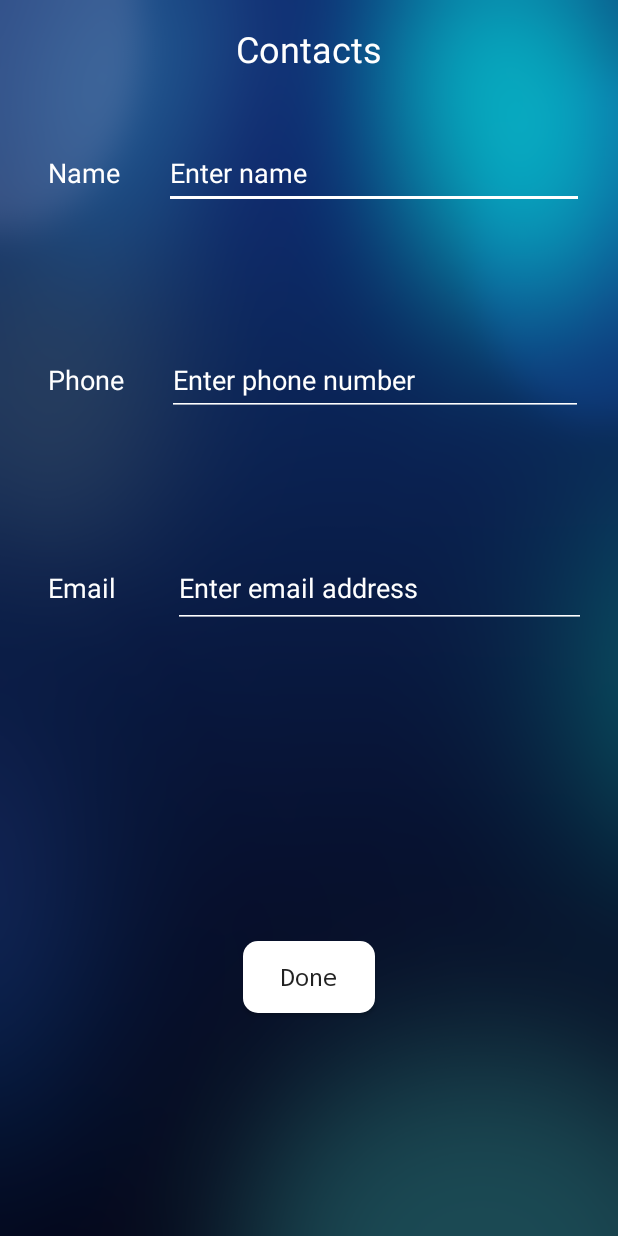
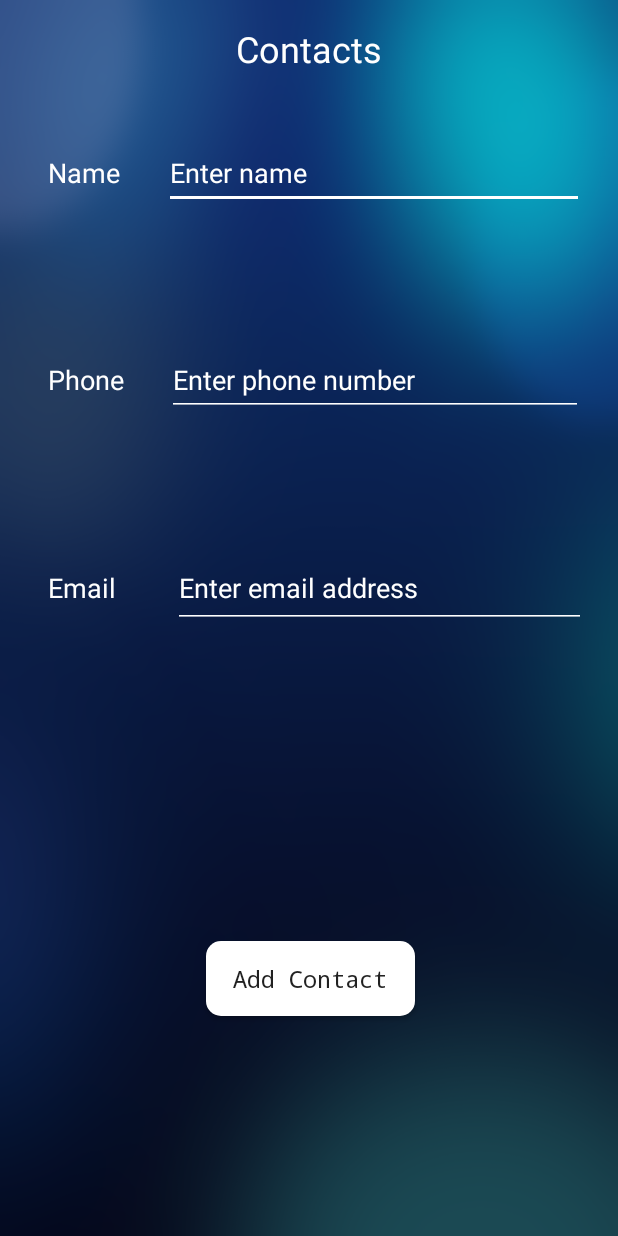
Before and after one commit to gpadmaku1/card-reader, an Android app: the ContactsActivity screen opened directly, with no data from a screen before it, on a phone screen of 412 x 824 dp. Run offline under Robolectric (Android 15) with nearby library versions, the phone set to English and light mode, and no system bars.

Commit message:
omg everything works!

```diff
--- a/app/src/main/java/com/gpads/gautham/imagetotextanalysis/Activities/ContactsActivity.java
+++ b/app/src/main/java/com/gpads/gautham/imagetotextanalysis/Activities/ContactsActivity.java
@@ -1,9 +1,13 @@
 package com.gpads.gautham.imagetotextanalysis.Activities;
 
+import android.content.Intent;
+import android.provider.ContactsContract;
 import android.support.v7.app.AppCompatActivity;
 import android.os.Bundle;
-import android.util.Log;
+import android.view.View;
+import android.widget.Button;
 import android.widget.EditText;
+import android.widget.Toast;
 
 import com.gpads.gautham.imagetotextanalysis.R;
 
@@ -13,6 +17,8 @@ public class ContactsActivity extends AppCompatActivity {
     private EditText nameText;
     private EditText emailText;
 
+    private Button contactsButton;
+
     private String name;
     private String email;
     private String phone;
@@ -21,15 +27,44 @@ public class ContactsActivity extends AppCompatActivity {
     protected void onCreate(Bundle savedInstanceState) {
         super.onCreate(savedInstanceState);
         setContentView(R.layout.activity_contacts);
-
         phoneText = (EditText) findViewById(R.id.phoneText);
         nameText = (EditText) findViewById(R.id.nameText);
         emailText = (EditText) findViewById(R.id.emailText);
-        phone = getIntent().getStringExtra("phoneNumber");
-        email = getIntent().getStringExtra("email");
-        name = getIntent().getStringExtra("name");
+        contactsButton = (Button) findViewById(R.id.contactBtn);
+
+        try {
+            phone = getIntent().getStringExtra("phoneNumber");
+            email = getIntent().getStringExtra("email");
+            name = getIntent().getStringExtra("name");
+
+        } catch (NullPointerException e){
+            e.printStackTrace();
+            Toast.makeText(ContactsActivity.this, "Error", Toast.LENGTH_SHORT).show();
+        }
+
         phoneText.setText(phone);
         nameText.setText(name);
         emailText.setText(email);
+
+        contactsButton.setOnClickListener(new View.OnClickListener() {
+            @Override
+            public void onClick(View v) {
+                startContacts();
+            }
+        });
     }
+
+
+    /**
+     * Creates a new intent to create and save a contact with the extracted info
+     */
+    private void startContacts() {
+        Intent intent = new Intent(ContactsContract.Intents.Insert.ACTION);
+        intent.setType(ContactsContract.RawContacts.CONTENT_TYPE);
+        intent.putExtra(ContactsContract.Intents.Insert.NAME, name);
+        intent.putExtra(ContactsContract.Intents.Insert.EMAIL, email);
+        intent.putExtra(ContactsContract.Intents.Insert.PHONE, phone);
+        startActivity(intent);
+    }
+
 }
--- a/app/src/main/res/layout/activity_contacts.xml
+++ b/app/src/main/res/layout/activity_contacts.xml
@@ -123,22 +123,25 @@
         app:layout_constraintVertical_bias="0.0" />
 
     <Button
-        android:id="@+id/button2"
-        android:layout_width="wrap_content"
-        android:layout_height="wrap_content"
+        android:id="@+id/contactBtn"
+        android:layout_width="139dp"
+        android:layout_height="50dp"
         android:layout_marginBottom="8dp"
         android:layout_marginLeft="8dp"
         android:layout_marginRight="8dp"
         android:layout_marginTop="8dp"
         android:background="@drawable/rounded_corners"
         android:fontFamily="monospace"
-        android:text="@string/done"
+        android:text="Add Contact"
         android:textAllCaps="false"
         android:textSize="16sp"
         app:layout_constraintBottom_toBottomOf="parent"
+        app:layout_constraintHorizontal_bias="0.504"
         app:layout_constraintLeft_toLeftOf="parent"
         app:layout_constraintRight_toRightOf="parent"
         app:layout_constraintTop_toBottomOf="@+id/emailText"
-        app:layout_constraintVertical_bias="0.588" />
+        app:layout_constraintVertical_bias="0.592"
+        tools:layout_editor_absoluteX="133dp"
+        tools:layout_editor_absoluteY="478dp" />
 
 </android.support.constraint.ConstraintLayout>
```
Also changed, not shown: app/src/main/res/layout/activity_main.xml (+4 -4 lines).
